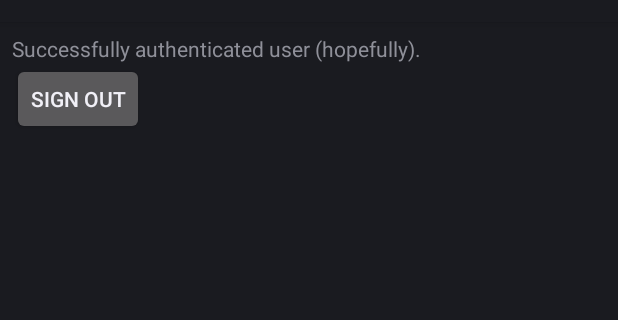
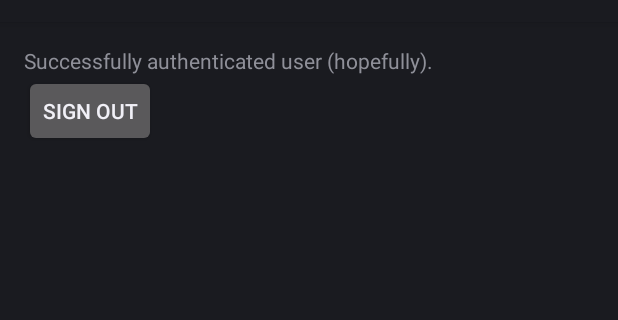
Before and after one commit to Wadpam/lets-the-right-one-in, an Android app: the MainActivity screen opened directly, with no data from a screen before it, on a phone screen of 412 x 824 dp, the part 62-382 px from its top. Run offline under Robolectric (Android 15) with nearby library versions, the phone set to English and light mode, and no system bars; libraries missing offline, so code that uses them is left out: retrofit.client.

Commit message:
Bugfix and removed resources.

```diff
--- a/lroi-lib/src/main/res/layout/activity_main.xml
+++ /dev/null
@@ -1,11 +0,0 @@
-<RelativeLayout xmlns:android="http://schemas.android.com/apk/res/android"
-    xmlns:tools="http://schemas.android.com/tools" android:layout_width="match_parent"
-    android:layout_height="match_parent" android:paddingLeft="@dimen/activity_horizontal_margin"
-    android:paddingRight="@dimen/activity_horizontal_margin"
-    android:paddingTop="@dimen/activity_vertical_margin"
-    android:paddingBottom="@dimen/activity_vertical_margin" tools:context=".MainActivity">
-
-    <TextView android:text="@string/hello_world" android:layout_width="wrap_content"
-        android:layout_height="wrap_content" />
-
-</RelativeLayout>
--- a/sample/src/main/res/layout/activity_login.xml
+++ b/sample/src/main/res/layout/activity_login.xml
@@ -1,10 +1,8 @@
 <LinearLayout xmlns:android="http://schemas.android.com/apk/res/android"
     xmlns:tools="http://schemas.android.com/tools" android:layout_width="match_parent"
     android:layout_height="match_parent" android:gravity="center_horizontal"
-    android:orientation="vertical" android:paddingBottom="@dimen/activity_vertical_margin"
-    android:paddingLeft="@dimen/activity_horizontal_margin"
-    android:paddingRight="@dimen/activity_horizontal_margin"
-    android:paddingTop="@dimen/activity_vertical_margin"
+    android:orientation="vertical"
+    android:padding="16dp"
     tools:context="se.leiflandia.sample.lroi.LoginActivity">
 
     <!-- Login progress -->
--- a/sample/src/main/res/layout/activity_main.xml
+++ b/sample/src/main/res/layout/activity_main.xml
@@ -1,11 +1,11 @@
 <RelativeLayout xmlns:android="http://schemas.android.com/apk/res/android"
     xmlns:tools="http://schemas.android.com/tools" android:layout_width="match_parent"
-    android:layout_height="match_parent" android:paddingLeft="@dimen/activity_horizontal_margin"
-    android:paddingRight="@dimen/activity_horizontal_margin"
-    android:paddingTop="@dimen/activity_vertical_margin"
-    android:paddingBottom="@dimen/activity_vertical_margin" tools:context=".MainActivity">
+    android:layout_height="match_parent"
+    android:padding="16dp"
+    tools:context=".MainActivity">
 
-    <TextView android:id="@+id/message" android:text="@string/hello_world" android:layout_width="wrap_content"
+    <TextView android:id="@+id/message"
+        android:layout_width="wrap_content"
         android:layout_height="wrap_content" />
 
     <Button
```
Also changed, not shown: lroi-lib/src/main/res/layout/activity_default_login.xml (+3 -4 lines), lroi-lib/src/main/res/drawable-hdpi/ic_launcher.png (deleted), lroi-lib/src/main/res/drawable-mdpi/ic_launcher.png (deleted), lroi-lib/src/main/res/drawable-xhdpi/ic_launcher.png (deleted), lroi-lib/src/main/res/drawable-xxhdpi/ic_launcher.png (deleted).
